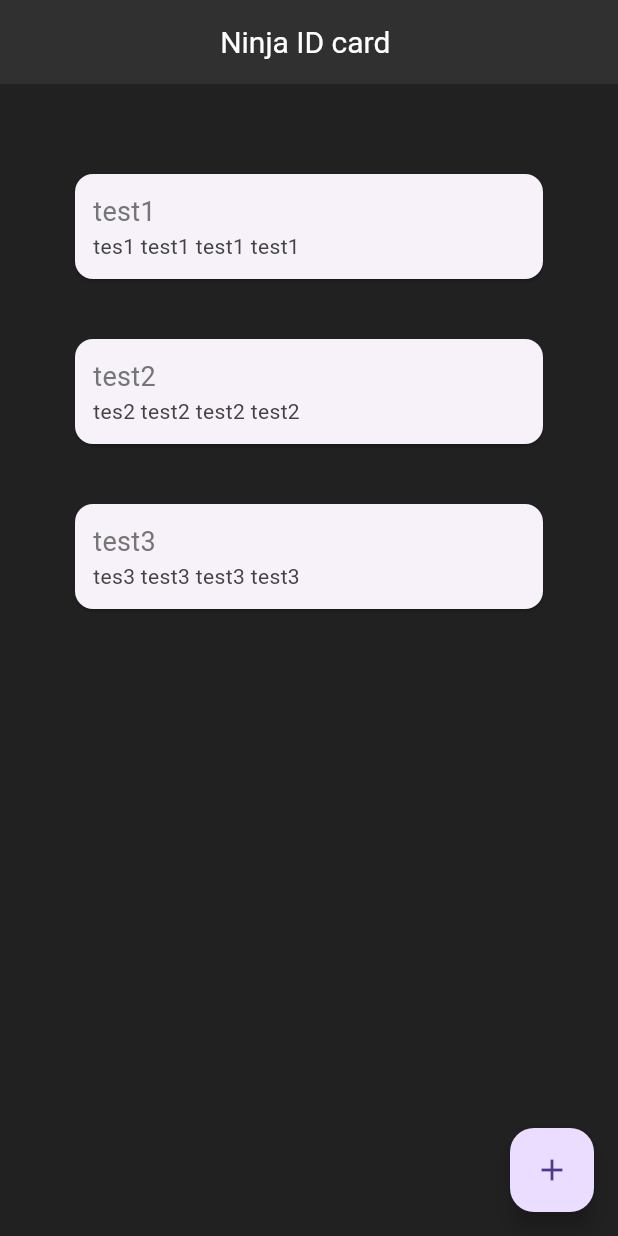
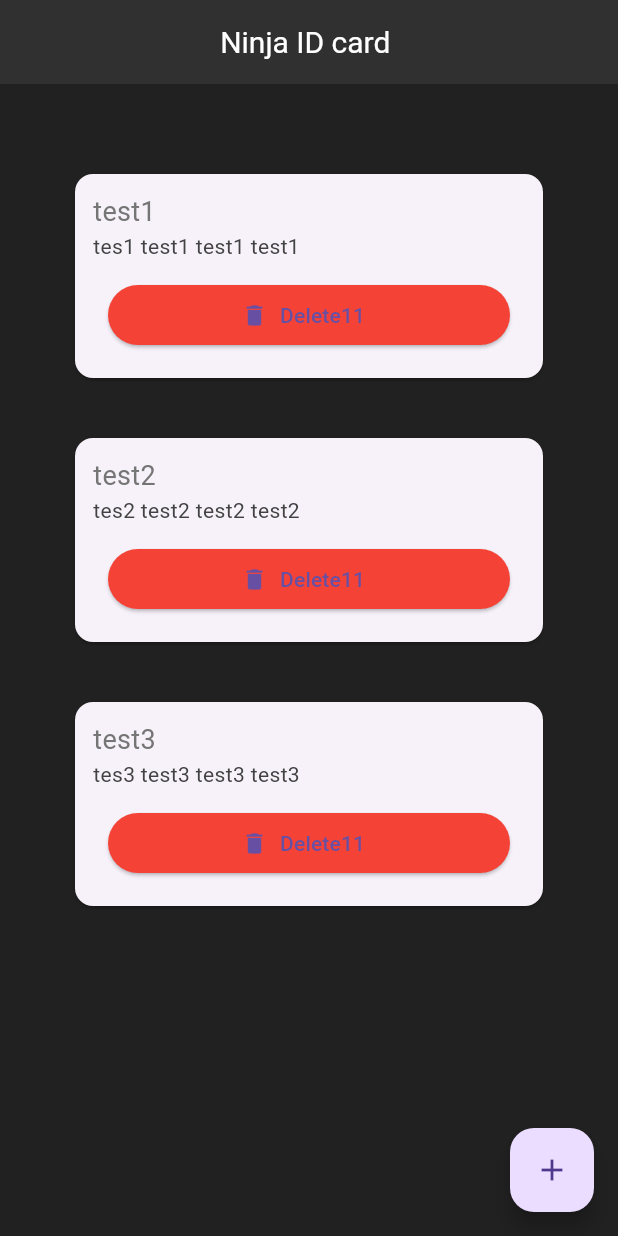
Before and after one commit to EN-MOHCINE/learn-flutter-, a Flutter app: the screen it shows after launch, on a phone screen of 412 x 824 dp. Run offline on Flutter 3.47's test engine with Material 3 defaults, Android fonts, the phone set to English and light mode, and no system bars.

Commit message:
Add quote_card widget for displaying quotes with delete functionality

```diff
--- a/lib/main.dart
+++ b/lib/main.dart
@@ -1,5 +1,6 @@
 import 'package:flutter/material.dart';
 import 'quote.dart';
+import 'quote_card.dart';
 
 void main() {
   runApp(
@@ -155,33 +156,11 @@ class _MyCardState extends State<MyCard> {
 
 
   // create template quotes
-  Widget quoteTemplate(quote){
-    return Card(
-      margin: EdgeInsets.all(20.0),
-      child: Padding(
-        padding: const EdgeInsets.all(12.0),
-        child: Column(
-          crossAxisAlignment: CrossAxisAlignment.stretch,
-          children: <Widget>[
-            Text(
-              quote.text,
-              style: TextStyle(
-                fontSize: 18.0,
-                color: Colors.grey[600],
-              ),
-            ),
-            Text(
-              quote.author,
-              style: TextStyle(
-                fontSize: 14.0,
-                color: Colors.grey[800],
-              ),
-            ),
-          ],
-        ),
-      )
+  Widget quoteTemplate(quote , delete) {
 
-    ) ;
+
+    // importing quote_card from another file
+    return quote_card(quote: quote  ,  delete: delete); ;
 
   }
 
@@ -213,9 +192,17 @@ class _MyCardState extends State<MyCard> {
 
         child: Column(
           crossAxisAlignment: CrossAxisAlignment.start,
+
           //  using map methode
          children: <Widget>[
-            ...ninja.map((ninja) => quoteTemplate(ninja)).toList()
+            ...ninja.map((ninjaQuote) => quoteTemplate(
+            ninjaQuote ,
+             (){  // Remove 'delete :'
+              setState(() {
+                ninja.remove(ninjaQuote);
+              });
+            }
+          )).toList()
           ],
 
 
@@ -290,10 +277,6 @@ class _MyCardState extends State<MyCard> {
 
 
         ),
-
-
-
-
       ) ,
 
     );
--- /dev/null
+++ b/lib/quote_card.dart
@@ -0,0 +1,60 @@
+import 'package:flutter/material.dart';
+import 'quote.dart';
+
+class quote_card extends StatelessWidget {
+  final Quote quote ;
+  final VoidCallback delete ;
+  const quote_card({
+    super.key,
+    required this.quote ,
+    required this.delete
+  });
+
+  @override
+  Widget build(BuildContext context) {
+    return Card(
+      margin: EdgeInsets.all(20.0),
+      child: Padding(
+        padding: const EdgeInsets.all(12.0),
+        child: Column(
+          crossAxisAlignment: CrossAxisAlignment.stretch,
+          children: <Widget>[
+            Text(
+              quote.text,
+              style: TextStyle(
+                fontSize: 18.0,
+                color: Colors.grey[600],
+              ),
+            ),
+            Text(
+              quote.author,
+              style: TextStyle(
+                fontSize: 14.0,
+                color: Colors.grey[800],
+              ),
+            ),
+          SizedBox(height: 6.0),
+          Padding(
+            padding:  EdgeInsets.symmetric(horizontal: 10.0 , vertical: 6.0),
+
+              child :
+              ElevatedButton.icon(
+                label: Text('Delete11'),
+
+                style: ElevatedButton.styleFrom(
+                  backgroundColor: Colors.red ,
+
+                ) ,
+                onPressed: delete,
+                icon: Icon(Icons.delete),
+
+              )
+          )
+
+          ],
+        ),
+      )
+
+    );
+  }
+}
```
